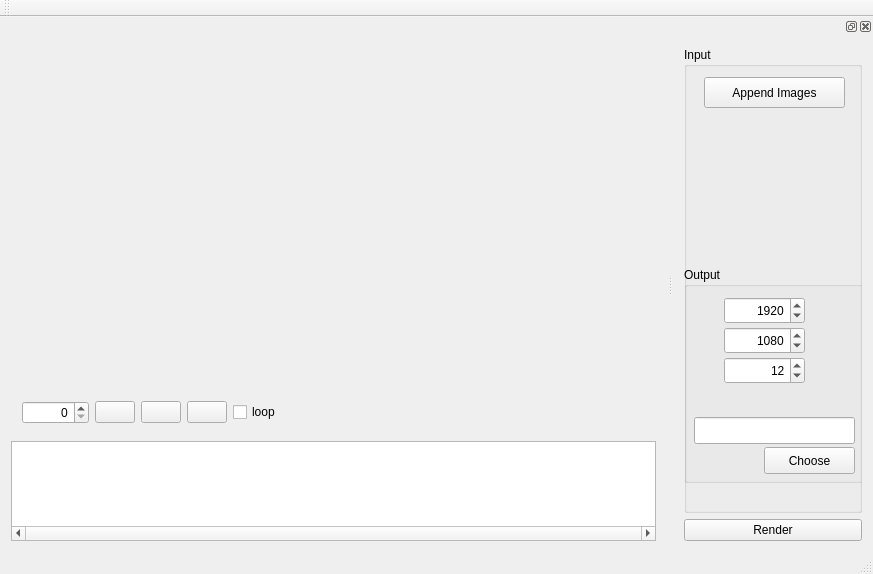
This is mpstop/mainwindow.ui in solarix95/mpops as Qt 5 draws it before an edit. The edited form follows.
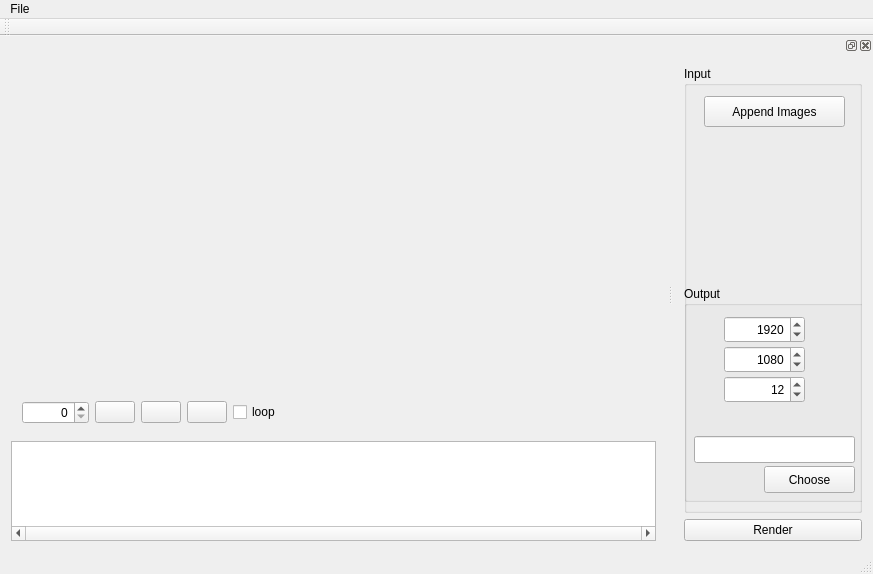
This is the edited form. Icons and pictures are not drawn. Custom widgets are drawn as their Qt base class.

```diff
--- a/mpstop/mainwindow.ui
+++ b/mpstop/mainwindow.ui
@@ -134,9 +134,19 @@
      <x>0</x>
      <y>0</y>
      <width>873</width>
-     <height>25</height>
+     <height>23</height>
     </rect>
    </property>
+   <widget class="QMenu" name="menuFile">
+    <property name="title">
+     <string>File</string>
+    </property>
+    <addaction name="actionNew"/>
+    <addaction name="actionOpen"/>
+    <addaction name="actionSave"/>
+    <addaction name="actionSaveAs"/>
+   </widget>
+   <addaction name="menuFile"/>
   </widget>
   <widget class="QToolBar" name="mainToolBar">
    <attribute name="toolBarArea">
```
Left out of the diff: 27 changed lines with no effect on the pictures.
